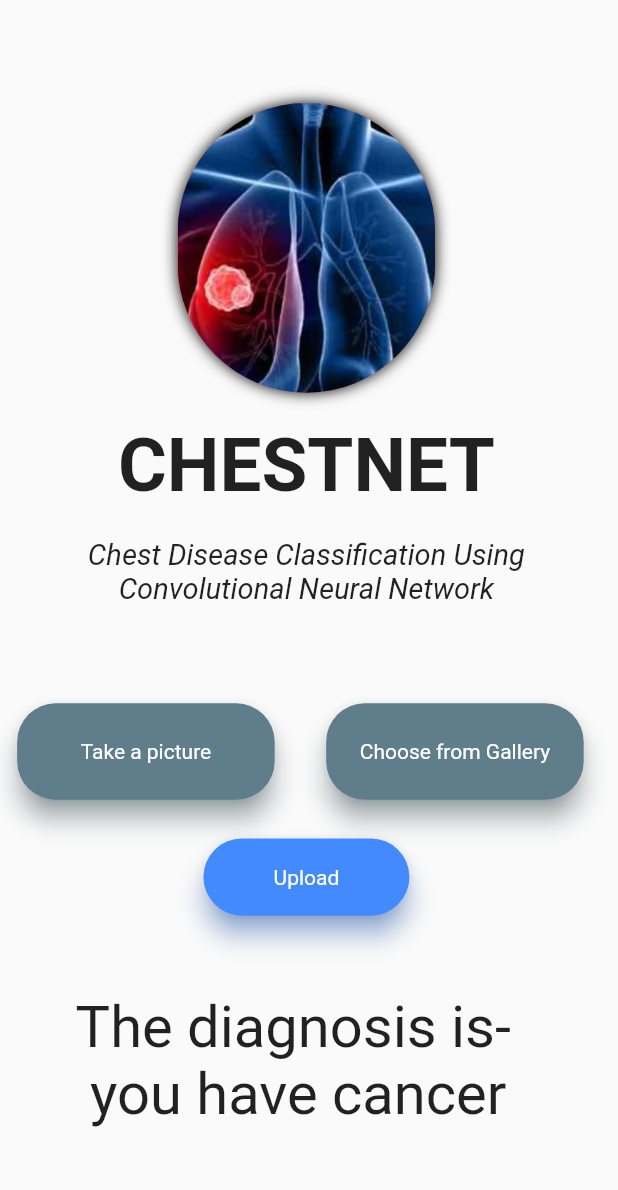
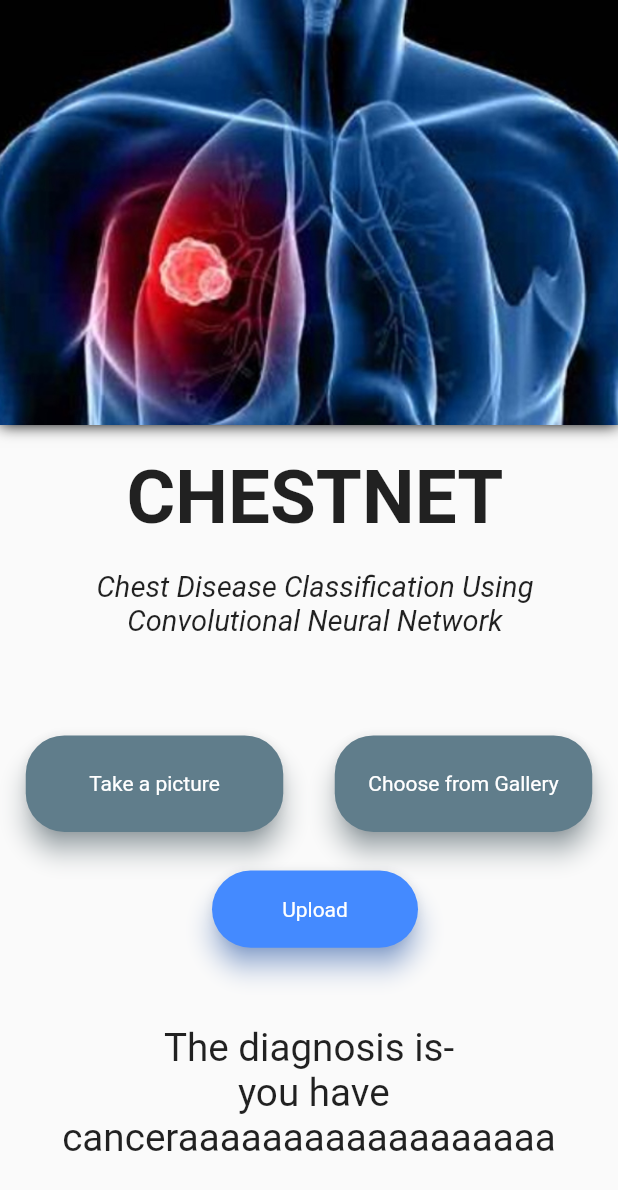
Before and after one commit to TejasviRaj/chestnet-flutter, a Flutter app: the screen it shows after launch, on a phone screen of 412 x 824 dp. Shown: the top 1190 px of the screen. Run offline on Flutter 3.47's test engine with Material 2 defaults, Android fonts, the phone set to English and light mode, and no system bars; our stand-ins replace image_picker; Roboto replaces fonts that are missing (MontSerrat, Montserrat, Quicksand).

Commit message:
added image

```diff
--- a/lib/components.dart
+++ b/lib/components.dart
@@ -46,11 +46,10 @@ class mycenteredimage extends StatelessWidget {
   @override
   Widget build(BuildContext context) { final double adjusted_height = MediaQuery.of(context).size.height/640;  final double adjusted_width = MediaQuery.of(context).size.width/360;
 
-  return Center(
-    child: Container(
-      width:adjusted_width*150.0,
-      height:adjusted_height*150.0,
-      margin: EdgeInsets.only(left: adjusted_width*27.0, right:adjusted_width*20.0),
+  return Container(
+      width:adjusted_width*360.0,
+      height:adjusted_height*220.0,
+    //  margin: EdgeInsets.only(left: adjusted_width*27.0, right:adjusted_width*20.0),
 
       decoration: BoxDecoration(
         color:Colors.red,
@@ -59,14 +58,14 @@ class mycenteredimage extends StatelessWidget {
           ),
           fit:BoxFit.cover,
         ),
-        borderRadius: BorderRadius.all(Radius.circular(adjusted_width*75.0)
-        ),
+//        borderRadius: BorderRadius.all(Radius.circular(adjusted_width*75.0)
+//        ),
         boxShadow: [
           BoxShadow(blurRadius: adjusted_width*7.0,color: Colors.black),
         ],
       ),
-    ),
-  );
+    );
+ // );
   }
 
 }
--- a/lib/main.dart
+++ b/lib/main.dart
@@ -78,13 +78,16 @@ class _MyHomePageState extends State<MyHomePage> {
     final double adjusted_width = MediaQuery.of(context).size.width/360;
     return Scaffold(
       //appBar: AppBar(),
-      body: new Stack (
+      body: new Column (
           children:<Widget>[
-            Positioned(
-              width:adjusted_width*350.0,
-              top:MediaQuery.of(context).size.height/12 ,
-              child:Column(
-                children: <Widget>[
+        //    Positioned(
+            //  width:adjusted_width*350.0,
+             // top:MediaQuery.of(context).size.height/12 ,
+      //        Column(
+
+
+        //        children: <Widget>[
+
                   mycenteredimage(path: 'assets/logo.jpg'),  //the image
                   SizedBox(height: adjusted_height*15.0),
                   mytitletext(title: 'CHESTNET'), //COLLINS GRE
@@ -108,6 +111,7 @@ class _MyHomePageState extends State<MyHomePage> {
 
                   Container(
 
+
                     height: adjusted_height*150,
                     width: adjusted_width*300,
                     child: Center(
@@ -118,9 +122,9 @@ class _MyHomePageState extends State<MyHomePage> {
 
                 ],
               ),
-            ),
-          ]
-      ),
+           // ),
+    //      ]
+  //    ),
 
 
 
@@ -208,12 +212,16 @@ class _MyHomePageState extends State<MyHomePage> {
         .of(context)
         .size
         .width / 360;
-    return Text(
-      "The diagnosis is- \n you have cancer",
-      style: TextStyle(
-        fontFamily: 'Quicksand',
-        fontWeight: FontWeight.normal,
-        fontSize: adjusted_height * 30.0,
+    return Center(
+      child: Text(
+
+        "The diagnosis is- \n you have canceraaaaaaaaaaaaaaaaaa",
+        style: TextStyle(
+          fontFamily: 'Quicksand',
+          fontWeight: FontWeight.normal,
+          fontSize: adjusted_height * 20.0,
+        ),
+        textAlign: TextAlign.center,
       ),
     );
   }
```
